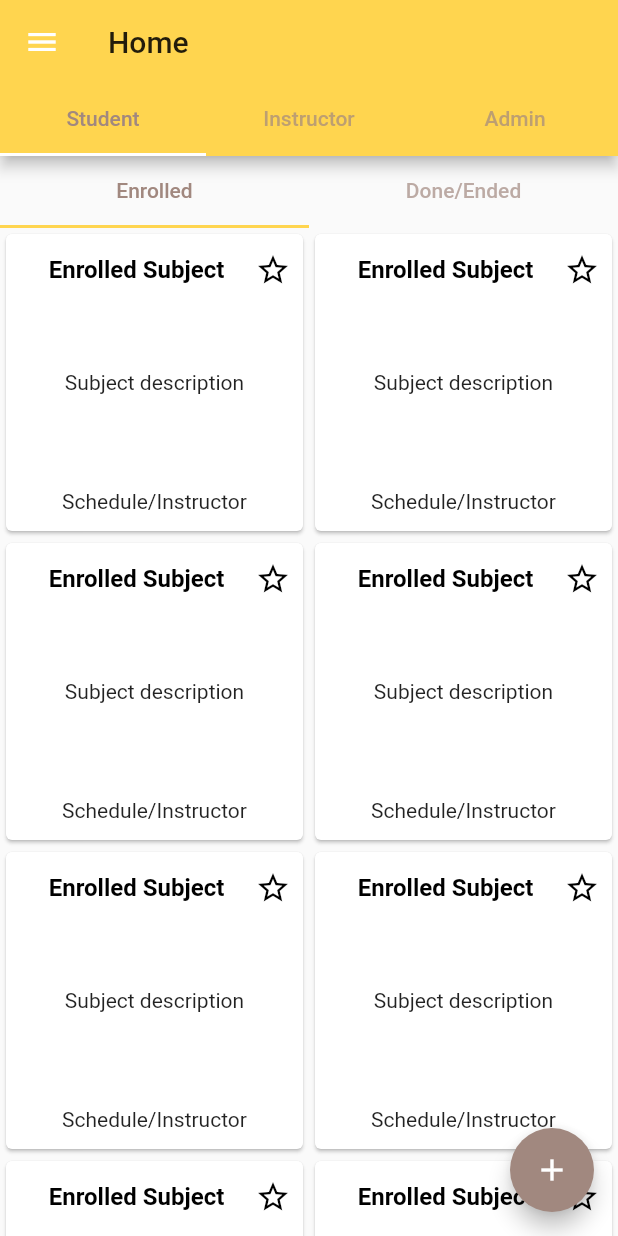
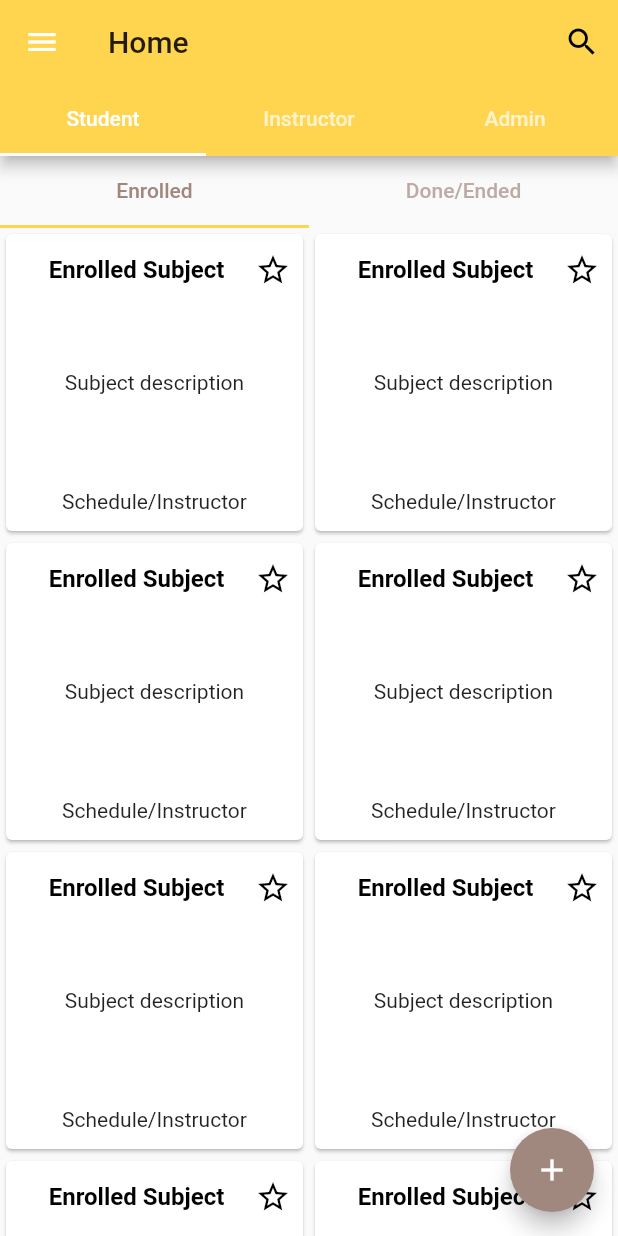
Before and after one commit to Kugaraya/fluttergrab, a Flutter app: the screen it shows after launch, after a tap on "Log In", on a phone screen of 412 x 824 dp. Run offline on Flutter 3.47's test engine with Material 2 defaults, Android fonts, the phone set to English and light mode, and no system bars; our stand-ins replace fluttertoast, get_it, splashscreen.

Commit message:
Design Restructure

```diff
--- a/lib/core/viewmodels/admin.dart
+++ b/lib/core/viewmodels/admin.dart
@@ -1,5 +1,5 @@
 import 'package:flutter/material.dart';
-import 'package:fluttergrab/ui/widgets/adminMenu.dart';
+import 'package:fluttergrab/ui/widgets/menu.dart';
 
 class AdminViewModel extends StatefulWidget {
   @override
--- a/lib/main.dart
+++ b/lib/main.dart
@@ -19,6 +19,10 @@ class MyApp extends StatelessWidget with WidgetsBindingObserver {
         SystemChrome.setEnabledSystemUIOverlays([]);
         break;
 
+      case AppLifecycleState.inactive:
+        SystemChrome.setEnabledSystemUIOverlays([]);
+        break;
+
       default:
         break;
     }
--- a/lib/ui/router.dart
+++ b/lib/ui/router.dart
@@ -1,11 +1,14 @@
 import 'package:flutter/material.dart';
 import 'package:fluttergrab/ui/views/auth.dart';
 import 'package:fluttergrab/ui/views/home.dart';
+import 'package:fluttergrab/ui/views/splash.dart';
 
 class Router {
   static Route<dynamic> generateRoute(settings) {
     switch (settings.name) {
       case '/' :
+        return MaterialPageRoute(builder: (_)=> SplashView());
+      case '/auth' :
         return MaterialPageRoute(builder: (_)=> AuthView());
       case '/home' :
         return MaterialPageRoute(builder: (_)=> HomeView());
--- a/lib/ui/views/auth.dart
+++ b/lib/ui/views/auth.dart
@@ -30,9 +30,9 @@ class _AuthViewState extends State<AuthView> with SingleTickerProviderStateMixin
     super.build(context);
     return Scaffold(
       appBar: TabBar(
+        controller: _tabController,
         labelColor: Theme.of(context).accentColor,
         indicatorColor: Theme.of(context).primaryColor,
-        controller: _tabController,
         tabs: <Widget>[
           Tab(
             icon: Icon(Icons.person_pin),
--- a/lib/ui/views/home.dart
+++ b/lib/ui/views/home.dart
@@ -11,7 +11,10 @@ class HomeView extends StatefulWidget {
 
 class _HomeViewState extends State<HomeView> with SingleTickerProviderStateMixin, AutomaticKeepAliveClientMixin{
   final GlobalKey<ScaffoldState> _scaffoldKey = GlobalKey<ScaffoldState>();
+  TextEditingController _searchCtrl = TextEditingController();
   TabController _tabController;
+  bool _activeSearch = false;
+  bool _isSearching = false;
 
   @override
   void initState() {
@@ -28,6 +31,21 @@ class _HomeViewState extends State<HomeView> with SingleTickerProviderStateMixin
   @override
   bool get wantKeepAlive => true;
 
+  Widget _search(){
+    return TextField(
+      controller: _searchCtrl,
+      autofocus: true,
+      decoration: InputDecoration(
+        prefixIcon: Icon(Icons.search, color: Colors.blueGrey),
+        suffixIcon: _isSearching ? IconButton(
+          icon: Icon(Icons.cancel, color: Colors.black),
+          onPressed: () => setState(() => _searchCtrl.clear()),
+        ) : null,
+      ),
+      onChanged: (text) => setState(() => _isSearching = text.length > 0),
+    );
+  }
+
   @override
   Widget build(BuildContext context) {
     super.build(context);
@@ -40,10 +58,34 @@ class _HomeViewState extends State<HomeView> with SingleTickerProviderStateMixin
           icon: Icon(Icons.menu, color: Colors.white),
           onPressed: () => _scaffoldKey.currentState.openDrawer(),
         ),
+        actions: <Widget>[
+          _activeSearch ?
+          Container(
+            width: MediaQuery.of(context).size.width * 0.60,
+            decoration: BoxDecoration(
+              color: Colors.white,
+            ),
+            child: Row(
+              children: <Widget>[
+                _search(),
+                IconButton(
+                  icon: Icon(Icons.arrow_forward),
+                  onPressed: () => setState(() {
+                    _searchCtrl.clear();
+                    _activeSearch = false;
+                  }),
+                )
+              ],
+            ),
+          ) : IconButton(
+            icon: Icon(Icons.search),
+            onPressed: () => setState(() => _activeSearch = true),
+          )
+        ],
         bottom: TabBar(
           controller: _tabController,
           indicatorColor: Theme.of(context).primaryColor,
-          labelColor: Theme.of(context).accentColor,
+          labelColor: Colors.white,
           tabs: <Widget>[
             Tab(text: "Student"),
             Tab(text: "Instructor"),
--- /dev/null
+++ b/lib/ui/views/splash.dart
@@ -0,0 +1,31 @@
+import 'package:flutter/material.dart';
+import 'package:fluttertoast/fluttertoast.dart';
+import 'package:splashscreen/splashscreen.dart';
+
+class SplashView extends StatelessWidget {
+  @override
+  Widget build(BuildContext context) {
+    return SplashScreen(
+      seconds: 4,
+      navigateAfterSeconds: "/auth",
+      image: Image.asset('assets/logo.png'),
+      backgroundColor: Colors.white,
+      loaderColor: Theme.of(context).primaryColor,
+      loadingText: Text("Loading..."),
+      styleTextUnderTheLoader: TextStyle(
+        fontSize: 8.0,
+        color: Colors.grey[400]
+      ),
+      photoSize: 100.0,
+      onClick: () => Fluttertoast.showToast(
+        msg: "Relax, the app will load in a bit",
+        backgroundColor: Colors.black38,
+        gravity: ToastGravity.BOTTOM,
+        fontSize: 12.0,
+        textColor: Colors.white,
+        timeInSecForIos: 1,
+        toastLength: Toast.LENGTH_SHORT
+      ),
+    );
+  }
+}
--- a/lib/ui/widgets/menu.dart
+++ b/lib/ui/widgets/menu.dart
@@ -1,5 +1,37 @@
 import 'package:fluttergrab/ui/widgets/menuclipper.dart';
 import 'package:flutter/material.dart';
+
+adminDrawer(BuildContext context) {
+  return Container(
+    padding: EdgeInsets.only(left: 16.0, right: 40),
+    decoration: BoxDecoration(
+      color: Colors.amber[700],
+      boxShadow: [BoxShadow(color: Colors.black45)]
+    ),
+    width: 300.0,
+    height: double.maxFinite,
+    child: SafeArea(
+      child: SingleChildScrollView(
+        child: Column(
+          children: <Widget>[
+            SizedBox(height: 24.0),
+            Text(
+              "Admin Menu",
+              style: TextStyle(color: Colors.white, fontSize: 18.0),
+            ),
+            SizedBox(height: 40.0),
+            _buildRow(Icons.people, "Manage Accounts"),
+            _buildDivider(),
+            _buildRow(Icons.calendar_today, "Manage Courses"),
+            _buildDivider(),
+            _buildRow(Icons.note, "Manage Subjects"),
+            _buildDivider(),
+          ],
+        ),
+      ),
+    ),
+  );
+}
 
 buildDrawer(BuildContext context) {
   final String _img = "assets/teacher.png";
@@ -8,7 +40,7 @@ buildDrawer(BuildContext context) {
     child: Container(
         padding: EdgeInsets.only(left: 16.0, right: 40),
         decoration: BoxDecoration(
-          color: Colors.amber[900],
+          color: Colors.amber[700],
           boxShadow: [BoxShadow(color: Colors.black45)]
         ),
         width: 300.0,
@@ -24,7 +56,7 @@ buildDrawer(BuildContext context) {
                   Icons.power_settings_new,
                   color: Colors.amber[200],
                 ),
-                onPressed: () => Navigator.of(context).pushReplacementNamed('/'),
+                onPressed: () => Navigator.of(context).pushReplacementNamed('/auth'),
               ),
             ),
             Container(
@@ -49,6 +81,10 @@ buildDrawer(BuildContext context) {
             Text(
               "kim.testa@curiouslab.sg",
               style: TextStyle(color: Colors.amber[200], fontSize: 16.0),
+            ),
+            Text(
+              "Admin",
+              style: TextStyle(color: Colors.white, fontSize: 12.0),
             ),
             SizedBox(height: 30.0),
             _buildRow(Icons.home, "Home"),
```
Also changed, not shown: lib/core/viewmodels/instructor.dart (+3 -4 lines), lib/ui/widgets/adminMenu.dart (deleted, +0 -54 lines), lib/ui/widgets/instructorMenu.dart (deleted, +0 -52 lines), 1 other file.
